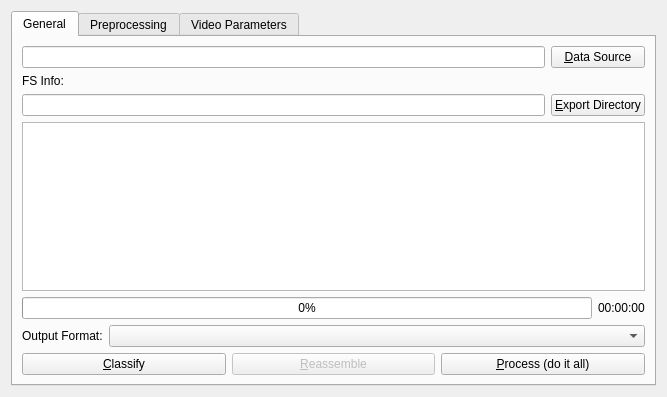
Above: gui/file_carving_ui.ui from rpoisel/mmc before the change. Below: the same form after it.
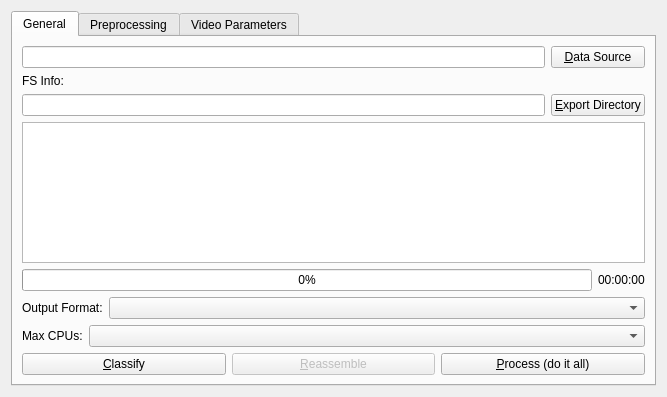
That is the form after the change.

Diff of the .ui file:
```diff
--- a/gui/file_carving_ui.ui
+++ b/gui/file_carving_ui.ui
@@ -116,6 +116,26 @@
          </item>
         </layout>
        </item>
+       <item>
+        <layout class="QHBoxLayout" name="horizontalLayout_3">
+         <item>
+          <widget class="QLabel" name="label_13">
+           <property name="sizePolicy">
+            <sizepolicy hsizetype="Fixed" vsizetype="Preferred">
+             <horstretch>0</horstretch>
+             <verstretch>0</verstretch>
+            </sizepolicy>
+           </property>
+           <property name="text">
+            <string>Max CPUs:</string>
+           </property>
+          </widget>
+         </item>
+         <item>
+          <widget class="QComboBox" name="maxCPUs"/>
+         </item>
+        </layout>
+       </item>
        <item>
         <layout class="QHBoxLayout" name="actionLayout">
          <item>
```
